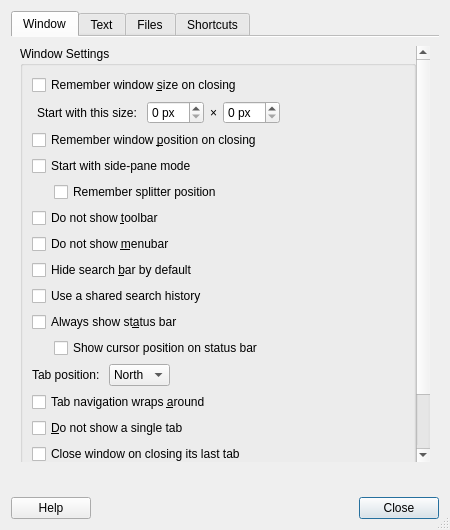
Before: the Qt Designer form featherpad/prefDialog.ui in vecnathewhisperd0/FeatherPad, drawn with Qt 5.
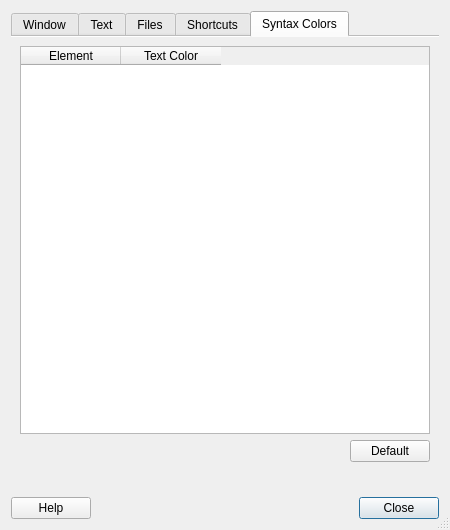
After: the same form once the commit is applied. The open tabs and pages were chosen to show the change. Icons and pictures are not drawn.

Commit message:
Syntax color customization
Closes https://github.com/tsujan/FeatherPad/issues/344

What changed in the file:
```diff
--- a/featherpad/prefDialog.ui
+++ b/featherpad/prefDialog.ui
@@ -1289,6 +1289,46 @@
        </item>
       </layout>
      </widget>
+     <widget class="QWidget" name="tab_5">
+      <attribute name="title">
+       <string>Syntax Colors</string>
+      </attribute>
+      <layout class="QGridLayout" name="gridLayout_2">
+       <item row="0" column="0">
+        <widget class="QTableWidget" name="syntaxTableWidget">
+         <property name="alternatingRowColors">
+          <bool>true</bool>
+         </property>
+         <property name="selectionMode">
+          <enum>QAbstractItemView::SingleSelection</enum>
+         </property>
+         <attribute name="verticalHeaderVisible">
+          <bool>false</bool>
+         </attribute>
+         <column>
+          <property name="text">
+           <string>Element</string>
+          </property>
+         </column>
+         <column>
+          <property name="text">
+           <string>Text Color</string>
+          </property>
+         </column>
+        </widget>
+       </item>
+       <item row="1" column="0" alignment="Qt::AlignRight">
+        <widget class="QPushButton" name="defaultSyntaxButton">
+         <property name="text">
+          <string>Default</string>
+         </property>
+         <property name="toolTip">
+          <string>Restore default syntax colors.</string>
+         </property>
+        </widget>
+       </item>
+      </layout>
+     </widget>
     </widget>
    </item>
    <item row="1" column="0" colspan="2">
```
The commit also changes 36 other files.
